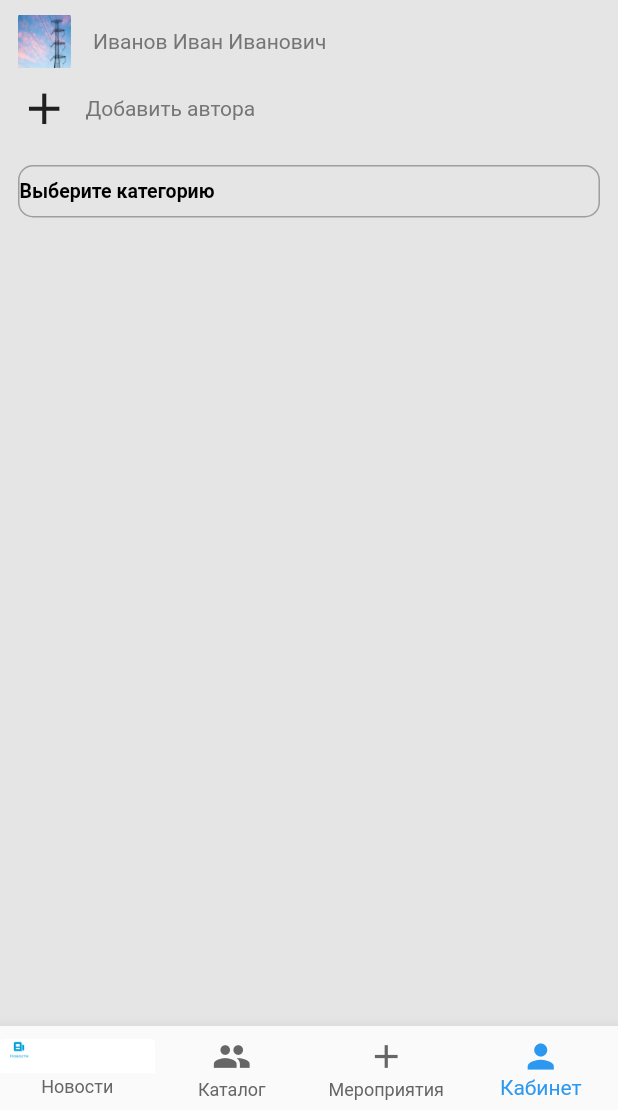
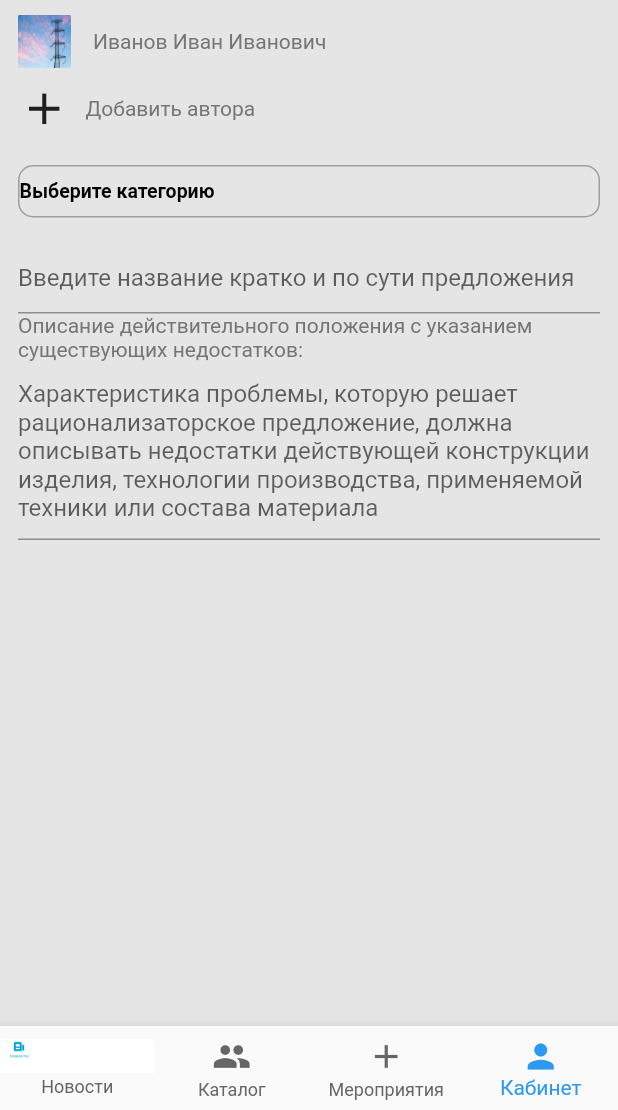
Before and after one commit to kirillnepomiluev/rosseti, a Flutter app: the screen it shows after launch, on a phone screen of 412 x 824 dp, the part 126-1236 px from its top. Run offline on Flutter 3.47's test engine with Material 2 defaults, Android fonts, the light colour scheme and no system bars; our stand-ins replace shared_preferences; Roboto replaces fonts that are missing (OpenSansReg, Structivism).

Commit message:
экран заполнения форм 2

```diff
--- a/lib/ui/pages/FillingForm.dart
+++ b/lib/ui/pages/FillingForm.dart
@@ -15,6 +15,8 @@ class _FillingFormState extends State<FillingForm> {
     'ИИИИИИ',
     'ВВВВВВ',
   ];
+  TextEditingController _controllerNameTrable = TextEditingController();
+  TextEditingController _controllerCharacteristicTrable = TextEditingController();
 
   @override
   Widget build(BuildContext context) {
@@ -32,14 +34,20 @@ class _FillingFormState extends State<FillingForm> {
   Widget Filing(BuildContext context) {
     return Container(
       margin: EdgeInsets.all(12),
+      child: SingleChildScrollView(
         child: Column(
           crossAxisAlignment: CrossAxisAlignment.start,
           children: [
             Text('Автор'),
             After(context),
             button(context),
-          DropDawnList(context)
+            DropDawnList(context),
+            textField(context,hintText: 'Введите название кратко и по сути предложения',controller: _controllerNameTrable),
+            textField(context,text: 'Описание действительного положения с указанием существующих недостатков:',
+                hintText: 'Характеристика проблемы, которую решает рационализаторское предложение, должна описывать недостатки'
+                    ' действующей конструкции изделия, технологии производства, применяемой техники или состава материала',controller: _controllerCharacteristicTrable),
           ],
+        ),
       ),
     );
   }
@@ -145,4 +153,12 @@ class _FillingFormState extends State<FillingForm> {
     );
   }
 
+  Widget textField (BuildContext context,{String hintText = '',String text = '',TextEditingController controller}){
+    return Column(
+      children: [
+        Text(text),
+        TextFormField(controller: controller,decoration: InputDecoration(hintText: hintText,hintMaxLines: 8),),
+      ],
+    );
   }
+}
```
Lines whose indentation alone changed are shown as unchanged.
